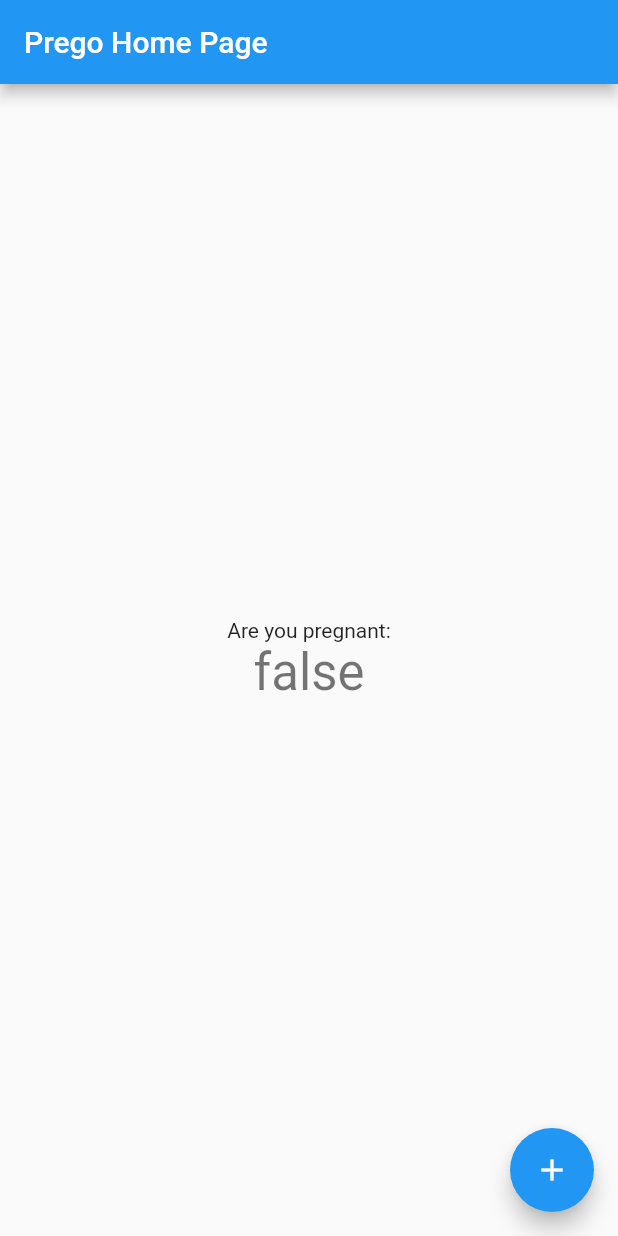
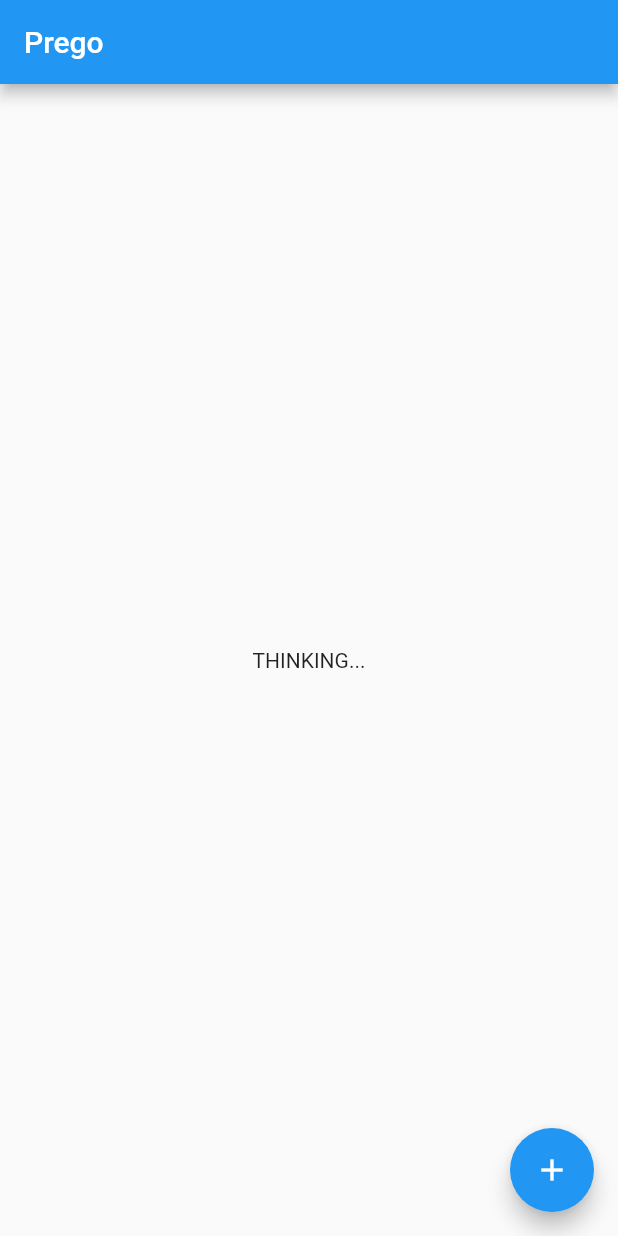
Before and after one commit to jonaylor89/prego, a Flutter app: the screen it shows after launch, after a tap on the "add" icon, on a phone screen of 412 x 824 dp. Run offline on Flutter 3.47's test engine with Material 2 defaults, Android fonts, the phone set to English and light mode, and no system bars.

Commit message:
Basic functionality

```diff
--- a/lib/main.dart
+++ b/lib/main.dart
@@ -22,7 +22,7 @@ class MyApp extends StatelessWidget {
         // is not restarted.
         primarySwatch: Colors.blue,
       ),
-      home: MyHomePage(title: 'Prego Home Page'),
+      home: MyHomePage(title: 'Prego'),
     );
   }
 }
@@ -48,23 +48,40 @@ class MyHomePage extends StatefulWidget {
 
 class _MyHomePageState extends State<MyHomePage> {
 
-  int sleepTime = 1000;
+  int sleepTime = 10000; // Time to think in milliseconds
+  int percentageOfPregnancy = 75;
   bool isPregnant = false;
   bool thinking = false;
-  Random rng = new Random();
+  final rng = new Random();
 
-  void _checkPregnancy() {
+  void _checkPregnancy() async {
 
     setState(() {
       thinking = true;
     });
 
-    sleep(new Duration(milliseconds: sleepTime));
+    await Future.delayed(new Duration(milliseconds: sleepTime));
 
     setState(() {
-      isPregnant = rng.nextInt(100) > 75;
+      isPregnant = rng.nextInt(100) > percentageOfPregnancy;
       thinking = false;
     });
+  }
+
+  List<Widget> _thinkingCondition() {
+    if (thinking) {
+      return <Widget>[Text('THINKING...')];
+    } else {
+      return <Widget>[
+        Text(
+          'Are you pregnant:',
+        ),
+        Text(
+          '$isPregnant',
+          style: Theme.of(context).textTheme.display1,
+        )
+      ];
+    }
   }
 
   @override
@@ -100,19 +117,11 @@ class _MyHomePageState extends State<MyHomePage> {
           // axis because Columns are vertical (the cross axis would be
           // horizontal).
           mainAxisAlignment: MainAxisAlignment.center,
-          children: <Widget>[
-            Text(
-              'Are you pregnant:',
-            ),
-            Text(
-              '$isPregnant',
-              style: Theme.of(context).textTheme.display1,
-            ),
-          ],
+          children: _thinkingCondition()
         ),
       ),
       floatingActionButton: FloatingActionButton(
-        onPressed: _checkPregnancy,
+        onPressed: thinking ? null : _checkPregnancy,
         tooltip: 'Pregnancy Check',
         child: Icon(Icons.add),
       ), // This trailing comma makes auto-formatting nicer for build methods.
```
Also changed, not shown: 1 other file.
